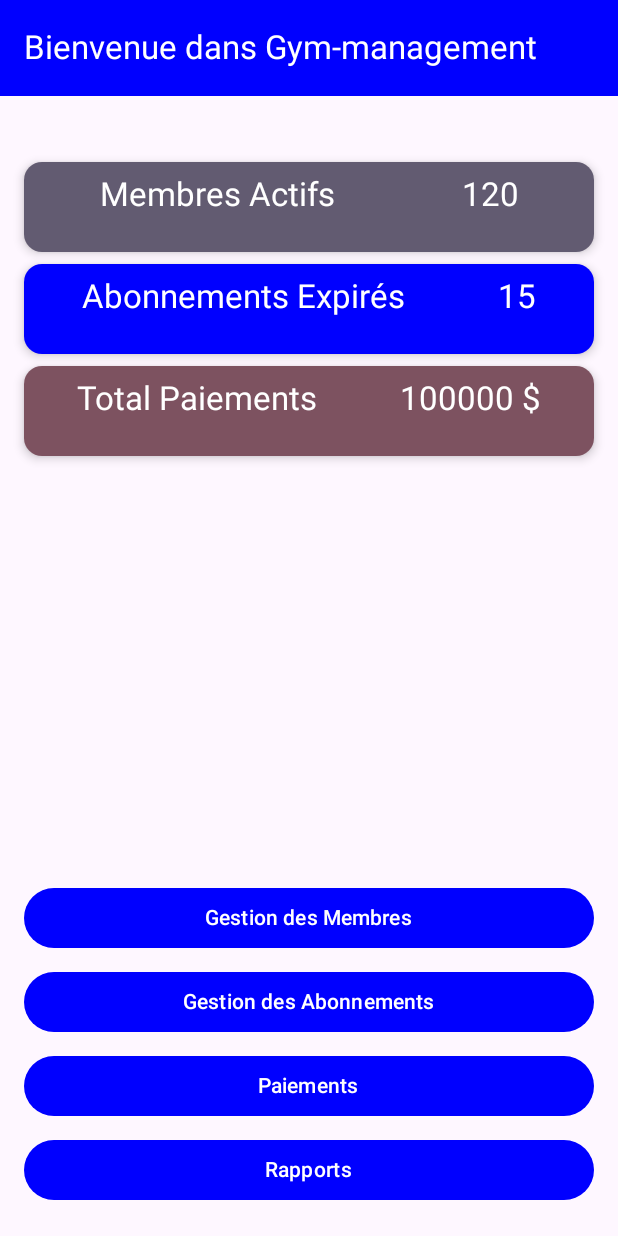
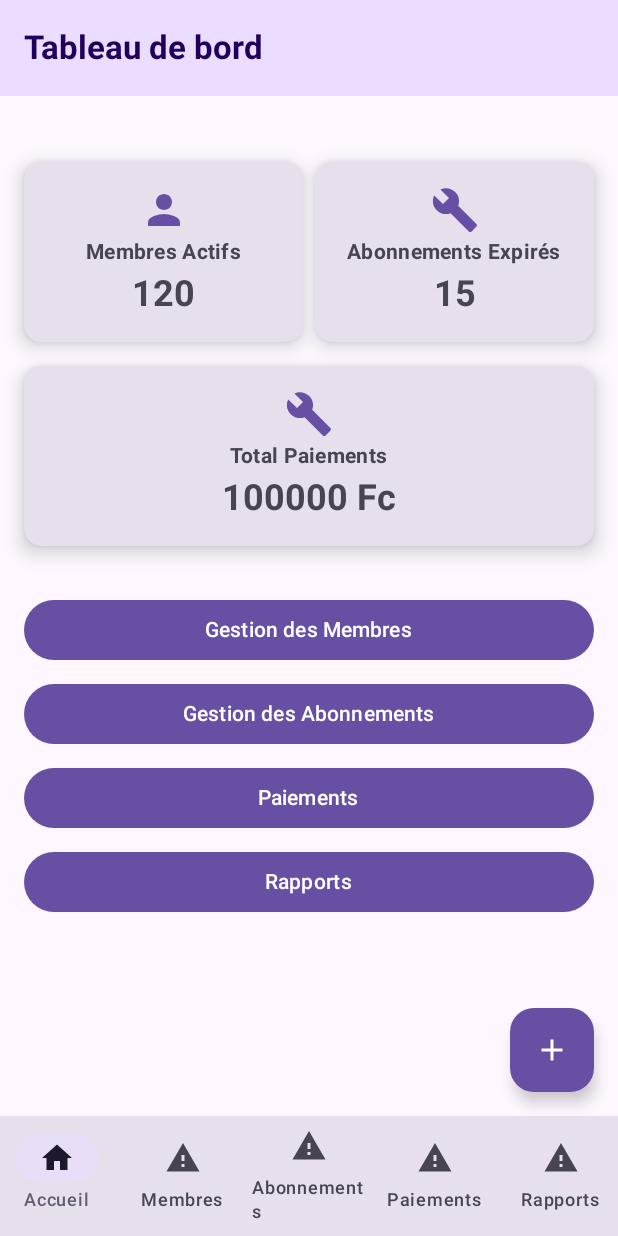
Before and after one commit to GaelNsabua/GYM-MANAGEMENT-APP, an Android app built with Jetpack Compose: the HomeScreen screen opened through its navigation route, on a phone screen of 412 x 824 dp. Run offline under Robolectric (Android 15) with nearby library versions, the phone set to English and light mode, and no system bars; our stand-ins replace Room's generated code; 1 statement that could not run was skipped.

Commit message:
COMMIT_04_MARS_2025 ==> ajout du splash et ecran de connexion, design HomeScreen

```diff
--- a/app/src/main/java/com/example/gym_management_app/ui/navigation/Navigation.kt
+++ b/app/src/main/java/com/example/gym_management_app/ui/navigation/Navigation.kt
@@ -18,6 +18,8 @@ import com.example.gym_management_app.data.repository.SubscriptionRepository
 import com.example.gym_management_app.ui.screens.AddMemberScreen
 import com.example.gym_management_app.ui.screens.AddSubscriptionScreen
 import com.example.gym_management_app.ui.screens.HomeScreen
+import com.example.gym_management_app.ui.screens.LoginScreen
+import com.example.gym_management_app.ui.screens.SplashScreen
 import com.example.gym_management_app.ui.screens.MemberListScreen
 import com.example.gym_management_app.ui.screens.PaymentListScreen
 import com.example.gym_management_app.ui.screens.PaymentScreen
@@ -49,7 +51,15 @@ fun Navigation(){
     // Crée ou récupère le NavController pour gérer la navigation entre les écrans
     val navController = rememberNavController()
     // Définition du NavHost, qui gère le système de navigation et définit l'écran de départ ("home")
-    NavHost(navController = navController, startDestination = "home") {
+    NavHost(navController = navController, startDestination = "splash") {
+        // Écran de chargement (splash screen)
+        composable("splash") {
+            SplashScreen(navController = navController)
+        }
+        // Ecran de connexion (login screen)
+        composable("login") {
+            LoginScreen(navController = navController)
+        }
         // Écran d'accueil (tableau de bord)
         composable("home") {
             HomeScreen(
--- a/app/src/main/java/com/example/gym_management_app/ui/screens/HomeScreen.kt
+++ b/app/src/main/java/com/example/gym_management_app/ui/screens/HomeScreen.kt
@@ -1,38 +1,23 @@
 package com.example.gym_management_app.ui.screens
 
-import androidx.compose.foundation.layout.Arrangement
-import androidx.compose.foundation.layout.Column
-import androidx.compose.foundation.layout.Row
-import androidx.compose.foundation.layout.Spacer
-import androidx.compose.foundation.layout.fillMaxSize
-import androidx.compose.foundation.layout.fillMaxWidth
-import androidx.compose.foundation.layout.height
-import androidx.compose.foundation.layout.padding
-import androidx.compose.foundation.layout.width
-import androidx.compose.material3.Button
-import androidx.compose.material3.Card
-import androidx.compose.material3.CardDefaults
-import androidx.compose.material3.ExperimentalMaterial3Api
-import androidx.compose.material3.MaterialTheme
-import androidx.compose.material3.Scaffold
-import androidx.compose.material3.Text
-import androidx.compose.material3.TopAppBar
-import androidx.compose.material3.TopAppBarDefaults
-import androidx.compose.material3.lightColorScheme
+import androidx.compose.foundation.layout.*
+import androidx.compose.foundation.shape.RoundedCornerShape
+import androidx.compose.material.icons.Icons
+import androidx.compose.material.icons.filled.*
+import androidx.compose.material3.*
 import androidx.compose.runtime.Composable
-import androidx.compose.runtime.derivedStateOf
 import androidx.compose.ui.Alignment
-import androidx.compose.runtime.getValue
-import androidx.compose.runtime.mutableStateOf
-import androidx.compose.runtime.remember
-import androidx.compose.runtime.setValue
 import androidx.compose.ui.Modifier
 import androidx.compose.ui.graphics.Color
+import androidx.compose.ui.text.font.FontWeight
 import androidx.compose.ui.text.style.TextAlign
 import androidx.compose.ui.tooling.preview.Preview
 import androidx.compose.ui.unit.dp
 import androidx.lifecycle.viewmodel.compose.viewModel
 import androidx.navigation.NavController
+import androidx.navigation.NavHostController
+import androidx.navigation.compose.NavHost
+import androidx.navigation.compose.composable
 import androidx.navigation.compose.rememberNavController
 import com.example.gym_management_app.viewmodel.MemberViewModel
 import com.example.gym_management_app.viewmodel.PaymentViewModel
@@ -41,68 +26,120 @@ import com.example.gym_management_app.viewmodel.SubscriptionViewModel
 @OptIn(ExperimentalMaterial3Api::class)
 @Composable
 fun HomeScreen(
-    navController: NavController,
-    memberViewModel: MemberViewModel,
-    subscriptionViewModel: SubscriptionViewModel,
-    paymentViewModel: PaymentViewModel,
+    navController: NavHostController,
+    memberViewModel: MemberViewModel = viewModel(),
+    subscriptionViewModel: SubscriptionViewModel = viewModel(),
+    paymentViewModel: PaymentViewModel = viewModel(),
     modifier: Modifier = Modifier
 ) {
-    // Pour l'instant, nous utilisons des données fictives pour les statistiques.
-    // Dans une version réelle, ces valeurs proviendraient de vos ViewModels.
     val activeMembersCount = 120          // Exemple : nombre de membres actifs
     val expiredSubscriptionsCount = 15    // Exemple : nombre d'abonnements expirés
-    val totalPayments = 100000 // Exemple : total des paiements en CFA
-
-    MaterialTheme(
-        colorScheme = lightColorScheme(primary = Color.Blue),
-        //colorScheme = darkColorScheme(primary = Color.Green)
-    ) {
+    val totalPayments = 100000             // Exemple : total des paiements en Fc
 
     Scaffold(
-            //centrer le texte
         topBar = {
             TopAppBar(
-                    title = { Text("Bienvenue dans Gym-management")},
+                title = { Text("Tableau de bord", fontWeight = FontWeight.Bold) },
                 colors = TopAppBarDefaults.topAppBarColors(
-                        containerColor = MaterialTheme.colorScheme.primary, // Couleur de fond
-                        titleContentColor = MaterialTheme.colorScheme.onPrimary // Couleur du texte
+                    containerColor = MaterialTheme.colorScheme.primaryContainer,
+                    titleContentColor = MaterialTheme.colorScheme.onPrimaryContainer
                 )
             )
         },
-        ) { paddingValues ->
-            // Structure principale de l'écran : une colonne qui occupe tout l'espace et possède un padding.
+        bottomBar = {
+            NavigationBar(
+                containerColor = MaterialTheme.colorScheme.surfaceVariant,
+                contentColor = MaterialTheme.colorScheme.onSurfaceVariant
+            ) {
+                NavigationBarItem(
+                    icon = { Icon(Icons.Default.Home, contentDescription = "Home") },
+                    label = { Text("Accueil") },
+                    selected = navController.currentDestination?.route == "home",
+                    onClick = { navController.navigate("home") }
+                )
+                NavigationBarItem(
+                    icon = { Icon(Icons.Default.Warning, contentDescription = "Members") },
+                    label = { Text("Membres") },
+                    selected = navController.currentDestination?.route == "memberList",
+                    onClick = { navController.navigate("memberList") }
+                )
+                NavigationBarItem(
+                    icon = { Icon(Icons.Default.Warning, contentDescription = "Subscriptions") },
+                    label = { Text("Abonnements") },
+                    selected = navController.currentDestination?.route == "subscriptionList",
+                    onClick = { navController.navigate("subscriptionList") }
+                )
+                NavigationBarItem(
+                    icon = { Icon(Icons.Default.Warning, contentDescription = "Payments") },
+                    label = { Text("Paiements") },
+                    selected = navController.currentDestination?.route == "paymentList",
+                    onClick = { navController.navigate("paymentList") }
+                )
+                NavigationBarItem(
+                    icon = { Icon(Icons.Default.Warning, contentDescription = "Reports") },
+                    label = { Text("Rapports") },
+                    selected = navController.currentDestination?.route == "reportScreen",
+                    onClick = { navController.navigate("reportScreen") }
+                )
+            }
+        },
+        floatingActionButton = {
+            FloatingActionButton(onClick = {navController.navigate("addMember")},
+                containerColor = MaterialTheme.colorScheme.primary,
+                contentColor = MaterialTheme.colorScheme.onPrimary) {
+                Icon(Icons.Default.Add, contentDescription = "Ajouter un membre")
+            }
+        },
+        floatingActionButtonPosition = FabPosition.End
+    ) { innerPadding ->
         Column(
             modifier = modifier
                 .fillMaxSize()
-                    .padding(paddingValues)
+                .padding(innerPadding)
                 .padding(16.dp),
-                verticalArrangement = Arrangement.SpaceBetween  // Espace entre la section du haut et celle du bas
+            verticalArrangement = Arrangement.Top
         ) {
-                // SECTION DU HAUT : Message de bienvenue et statistiques
-                Column {
+            /* Message de bienvenue
+            Text(
+                text = "Bienvenue dans votre application de gestion de salle de sport",
+                style = MaterialTheme.typography.headlineSmall,
+                modifier = Modifier.fillMaxWidth(),
+                textAlign = TextAlign.Center,
+                fontWeight = FontWeight.Bold,
+                color = MaterialTheme.colorScheme.primary
+            )
+*/
             Spacer(modifier = Modifier.height(24.dp))
 
-                    // Carte pour le nombre de membres actifs
+            // Section des statistiques
+            Row(
+                modifier = Modifier.fillMaxWidth(),
+                horizontalArrangement = Arrangement.SpaceBetween
+            ) {
                 StatisticCard(
                     title = "Membres Actifs",
-                        color = MaterialTheme.colorScheme.secondary,
-                        value = activeMembersCount.toString()
+                    value = activeMembersCount.toString(),
+                    icon = Icons.Default.Person,
+                    modifier = Modifier.weight(1f)
                 )
-                    // Carte pour le nombre d'abonnements expirés
+                Spacer(modifier = Modifier.width(8.dp))
                 StatisticCard(
                     title = "Abonnements Expirés",
-                        color = MaterialTheme.colorScheme.primary,
-                        value = expiredSubscriptionsCount.toString()
+                    value = expiredSubscriptionsCount.toString(),
+                    icon = Icons.Default.Build,
+                    modifier = Modifier.weight(1f)
                 )
-                    // Carte pour le total des paiements
+            }
+            Spacer(modifier = Modifier.height(8.dp))
             StatisticCard(
                 title = "Total Paiements",
-                        color = MaterialTheme.colorScheme.tertiary,
-                        value = "$totalPayments $"
+                value = "$totalPayments Fc",
+                icon = Icons.Default.Build,
+                modifier = Modifier.fillMaxWidth()
             )
-                }
 
-                // SECTION DU BAS : Boutons de navigation vers les différentes fonctionnalités
+            Spacer(modifier = Modifier.height(24.dp))
+
             Column {
                 Button(
                     onClick = { navController.navigate("memberList") },
@@ -137,38 +174,72 @@ fun HomeScreen(
                     Text("Rapports")
                 }
             }
-            }
+
         }
     }
 }
 
-/**
- * Composable qui affiche une carte de statistique.
- * @param title Titre de la statistique (ex. « Membres Actifs »)
- * @param value Valeur de la statistique (ex. « 120 »)
- */
 @Composable
-fun StatisticCard(title: String, color: Color, value: String, modifier: Modifier = Modifier) {
+fun StatisticCard(
+    title: String,
+    value: String,
+    icon: androidx.compose.ui.graphics.vector.ImageVector,
+    modifier: Modifier = Modifier
+) {
     Card(
         modifier = modifier
-            .fillMaxWidth()
             .padding(vertical = 4.dp)
-            .height(60.dp),
+            .height(120.dp),
+        elevation = CardDefaults.cardElevation(defaultElevation = 8.dp),
+        shape = RoundedCornerShape(12.dp),
         colors = CardDefaults.cardColors(
-            containerColor = color, // Couleur de fond de la carte
-            contentColor = Color.White  // Couleur du texte ou contenu
-        ),
-        elevation = CardDefaults.cardElevation(defaultElevation = 4.dp)
+            containerColor = MaterialTheme.colorScheme.surfaceVariant,
+            contentColor = MaterialTheme.colorScheme.onSurfaceVariant
+        )
     ) {
-        // Disposition en colonne pour centrer le contenu dans la carte
-        Row(
+        Column(
             modifier = Modifier
                 .fillMaxSize()
-                .padding(8.dp),
-            horizontalArrangement = Arrangement.SpaceAround
+                .padding(16.dp),
+            verticalArrangement = Arrangement.SpaceBetween,
+            horizontalAlignment = Alignment.CenterHorizontally
         ) {
-            Text(text = title, style = MaterialTheme.typography.titleLarge)
-            Text(text = value, style = MaterialTheme.typography.titleLarge)
+            Icon(icon, contentDescription = title, tint = MaterialTheme.colorScheme.primary, modifier = Modifier.size(32.dp))
+            Text(text = title, style = MaterialTheme.typography.bodyMedium, fontWeight = FontWeight.Bold)
+            Text(text = value, style = MaterialTheme.typography.headlineSmall, fontWeight = FontWeight.Bold)
         }
     }
 }
+
+@Composable
+fun ActionButton(
+    text: String,
+    icon: androidx.compose.ui.graphics.vector.ImageVector,
+    onClick: () -> Unit,
+    modifier: Modifier = Modifier
+) {
+    Button(
+        onClick = onClick,
+        modifier = modifier.fillMaxWidth(),
+        shape = RoundedCornerShape(12.dp),
+        colors = ButtonDefaults.buttonColors(
+            containerColor = MaterialTheme.colorScheme.primary,
+            contentColor = MaterialTheme.colorScheme.onPrimary
+        ),
+        elevation = ButtonDefaults.buttonElevation(
+            defaultElevation = 8.dp,
+            pressedElevation = 4.dp
+        )
+    ) {
+        Icon(icon, contentDescription = text, modifier = Modifier.size(ButtonDefaults.IconSize))
+        Spacer(Modifier.size(ButtonDefaults.IconSpacing))
+        Text(text.uppercase(), fontWeight = FontWeight.Bold)
+    }
+}
+
+@Composable
+@Preview
+fun HomeScreenPreview() {
+    val navController = rememberNavController()
+    HomeScreen(navController = navController)
+}
```
Lines whose indentation alone changed are shown as unchanged.
